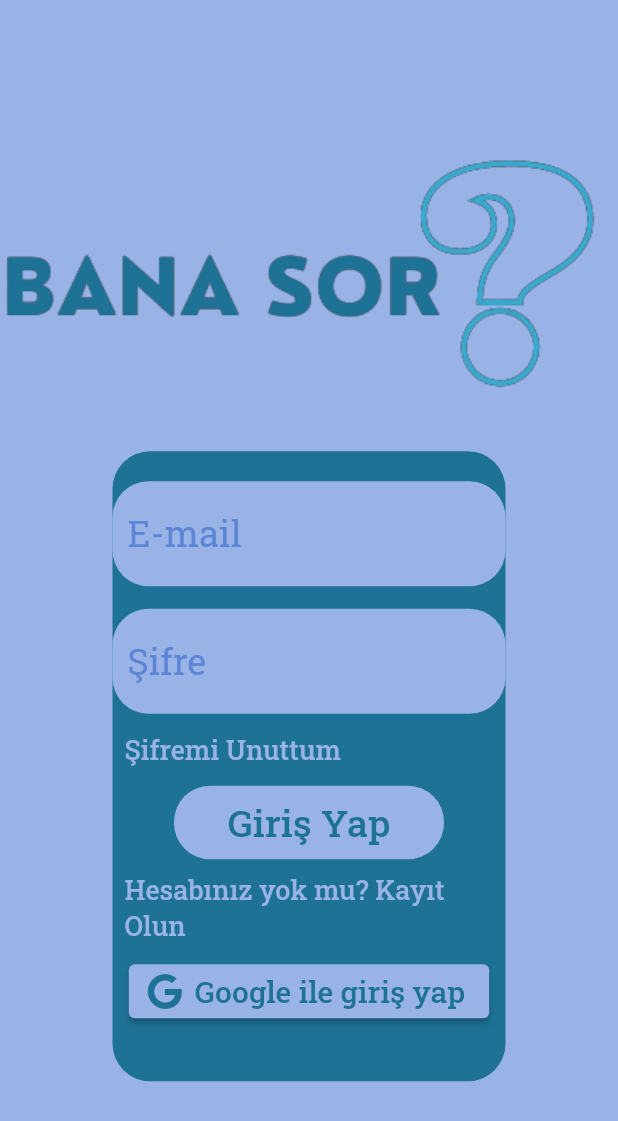
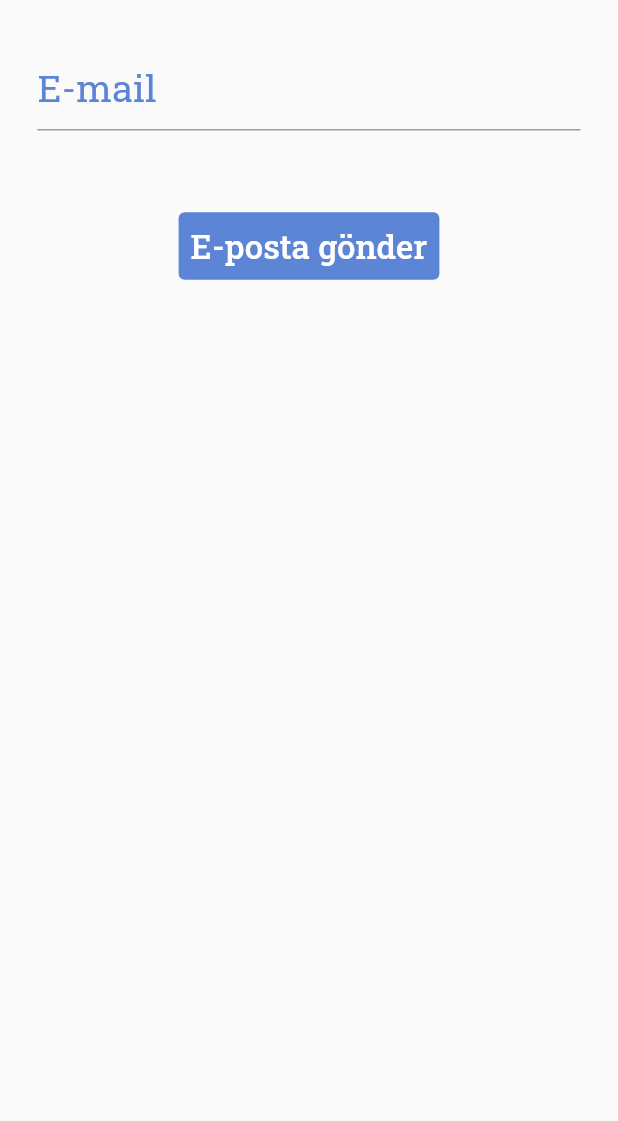
Before and after one commit to seheerst/BanaSorApp, a Flutter app: the LoginScreen screen opened directly, after a tap on "Şifremi Unuttum", on a phone screen of 412 x 824 dp. Shown: the top 1121 px of the screen. Run offline on Flutter 3.47's test engine with Material 2 defaults, Android fonts, the phone set to English and light mode, and no system bars; our stand-ins replace cloud_firestore, firebase_auth, firebase_core, font_awesome_flutter, google_sign_in, like_button; accounts and stored records are empty.

Commit message:
feat: Added login with google

```diff
--- a/lib/screens/LoginPage.dart
+++ b/lib/screens/LoginPage.dart
@@ -1,9 +1,13 @@
+// ignore_for_file: library_private_types_in_public_api, duplicate_ignore
+
 import 'package:bana_sor_app/screens/signInPage.dart';
 import 'package:firebase_auth/firebase_auth.dart';
 import 'package:bana_sor_app/constants/sabitler.dart';
 import 'package:bana_sor_app/screens/anasayfa.dart';
+
 import 'package:flutter/material.dart';
 import 'package:font_awesome_flutter/font_awesome_flutter.dart';
+import 'package:google_sign_in/google_sign_in.dart';
 
 import '../widgets/TextField.dart';
 import '../widgets/login_siginButton.dart';
@@ -53,13 +57,22 @@ class _LoginScreenState extends State<LoginScreen> {
                     padding: const EdgeInsets.only(top: 20.0),
                     child: Column(
                       children: [
-                        loginTextField('E-mail', false, _emailTextController),
+                        loginTextField(
+                          'E-mail',
+                          false,
+                          _emailTextController,
+                        ),
                         const SizedBox(
                           height: 15,
                         ),
                         loginTextField('Şifre', true, _passwordTextController),
                         TextButton(
-                          onPressed: () {},
+                          onPressed: () {
+                            Navigator.push(
+                                context,
+                                MaterialPageRoute(
+                                    builder: (context) => const ResetPassword()));
+                          },
                           child: const Align(
                               alignment: Alignment.topLeft,
                               child: Text(
@@ -74,7 +87,6 @@ class _LoginScreenState extends State<LoginScreen> {
                                   email: _emailTextController.text,
                                   password: _passwordTextController.text)
                               .then((value) {
-                            debugPrint("Created New Account");
                             Navigator.push(
                                 context,
                                 MaterialPageRoute(
@@ -102,7 +114,7 @@ class _LoginScreenState extends State<LoginScreen> {
                               style: ButtonStyle(
                                   backgroundColor: MaterialStateProperty.all(
                                       Sabitler.ikinciRenk)),
-                              onPressed: () {},
+                              onPressed: () {googleIleGiris();},
                               icon: const Icon(
                                 FontAwesomeIcons.google,
                                 color: Sabitler.loginArka,
@@ -124,4 +136,68 @@ class _LoginScreenState extends State<LoginScreen> {
       ),
     );
   }
+
+  void googleIleGiris() async{
+    final GoogleSignInAccount? googleUser = await GoogleSignIn().signIn();
+
+    // Obtain the auth details from the request
+    final GoogleSignInAuthentication? googleAuth = await googleUser?.authentication;
+
+    // Create a new credential
+    final credential = GoogleAuthProvider.credential(
+      accessToken: googleAuth?.accessToken,
+      idToken: googleAuth?.idToken,
+    );
+
+    // Once signed in, return the UserCredential
+     await FirebaseAuth.instance.signInWithCredential(credential).then((value){
+       Navigator.push(context, MaterialPageRoute(builder: (context)=> const Anasayfa()));
+     });
+  }
 }
+
+class ResetPassword extends StatefulWidget {
+  const ResetPassword({Key? key}) : super(key: key);
+
+  @override
+  _ResetPasswordState createState() => _ResetPasswordState();
+}
+
+class _ResetPasswordState extends State<ResetPassword> {
+  late String _email;
+  @override
+  Widget build(BuildContext context) {
+    return SafeArea(
+      child: Scaffold(
+        body: Column(
+          children: [
+            Center(
+              child: Container(
+                padding: const EdgeInsets.only(left: 25, right: 25,top: 30),
+                height: 120,
+                child: TextFormField(
+                  decoration: const InputDecoration(
+                      hintText: 'E-mail',
+                      hintStyle:
+                          TextStyle(fontSize: 25, color: Sabitler.anaRenk)),
+                  onChanged: (value){
+                    setState(() {
+                      _email =value;
+                    });
+                  },
+                ),
+              ),
+            ),
+            const SizedBox(height: 20,),
+            TextButton(
+                style: ButtonStyle(backgroundColor: MaterialStateProperty.all(Sabitler.anaRenk)),
+                onPressed: (){
+                  FirebaseAuth.instance.sendPasswordResetEmail(email: _email);
+                  Navigator.of(context).pop();
+                }, child: const Text('E-posta gönder',style: TextStyle(fontSize: 22,color: Colors.white),))
+          ],
+        ),
+      ),
+    );
+  }
+}
```
Also changed, not shown: lib/screens/signInPage.dart (+7 -1 lines).
